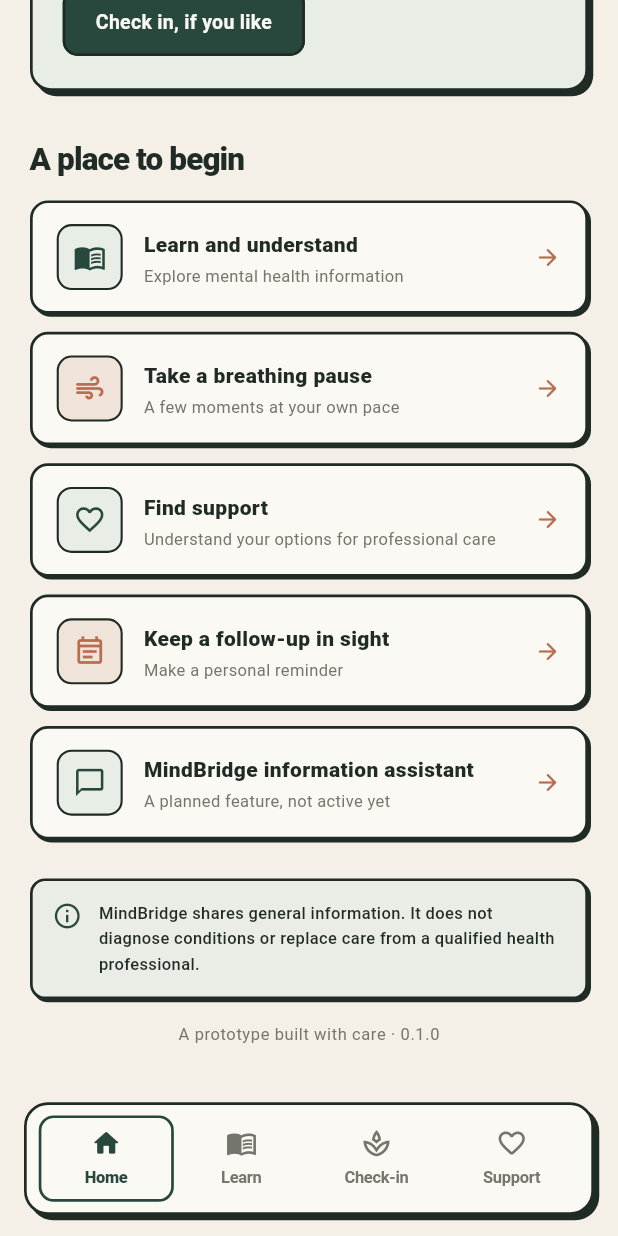
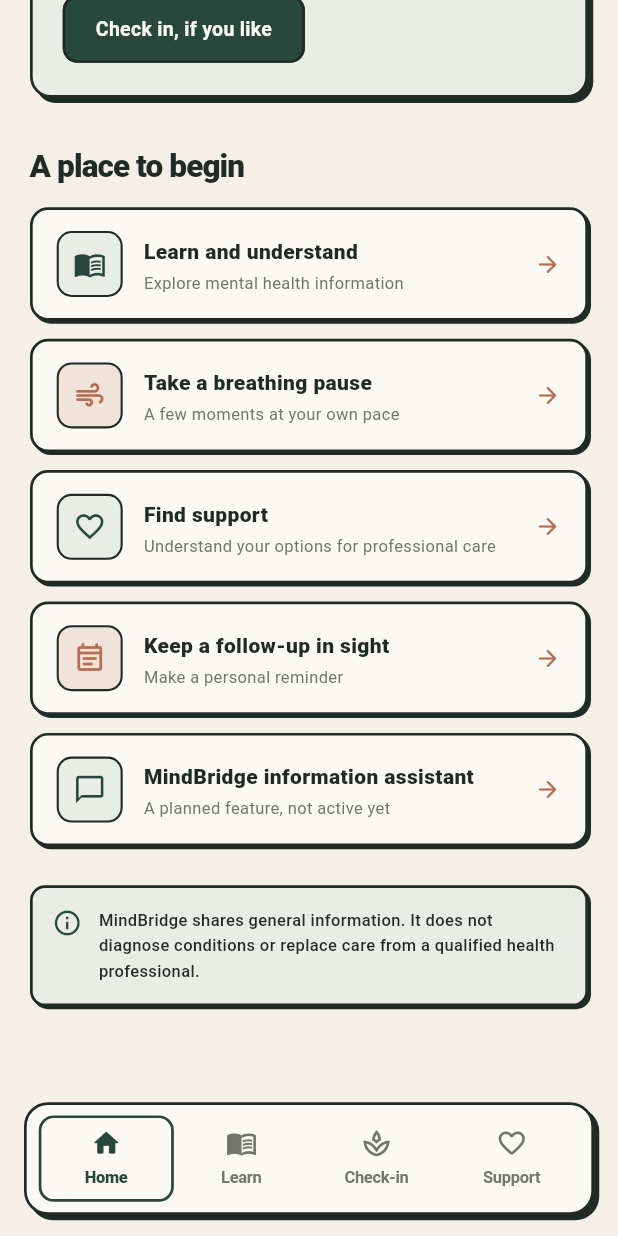
Before and after one commit to Adams-404/mindbridge, a Flutter app: the HomeScreen screen opened by its route, scrolled down 438 dp, on a phone screen of 412 x 824 dp. Run offline on Flutter 3.47's test engine with Material 3 defaults, Android fonts, the phone set to English and light mode, and no system bars; our stand-ins replace flutter_riverpod, go_router, shared_preferences; accounts and stored records are empty.

Commit message:
fix(home): remove prototype footer text

```diff
--- a/lib/features/home/home_screen.dart
+++ b/lib/features/home/home_screen.dart
@@ -118,14 +118,7 @@ class HomeScreen extends StatelessWidget {
               ),
               const SizedBox(height: 26),
               const SafetyNote(compact: true),
-              const SizedBox(height: 16),
-              Center(
-                child: Text(
-                  'A prototype built with care · 0.1.0',
-                  style: Theme.of(context).textTheme.bodySmall?.copyWith(color: MindBridgeTheme.muted, fontSize: 11),
-                ),
-              ),
-              const SizedBox(height: 24),
+              const SizedBox(height: 28),
             ]),
           ),
         ),
```
